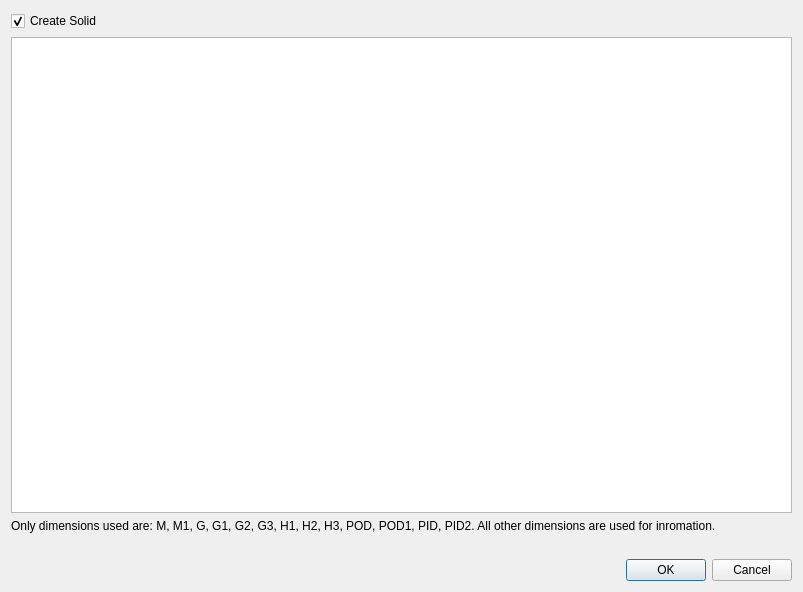
Above: ui/create-cross.ui from rkrenzler/ose-piping-library before the change. Below: the same form after it.
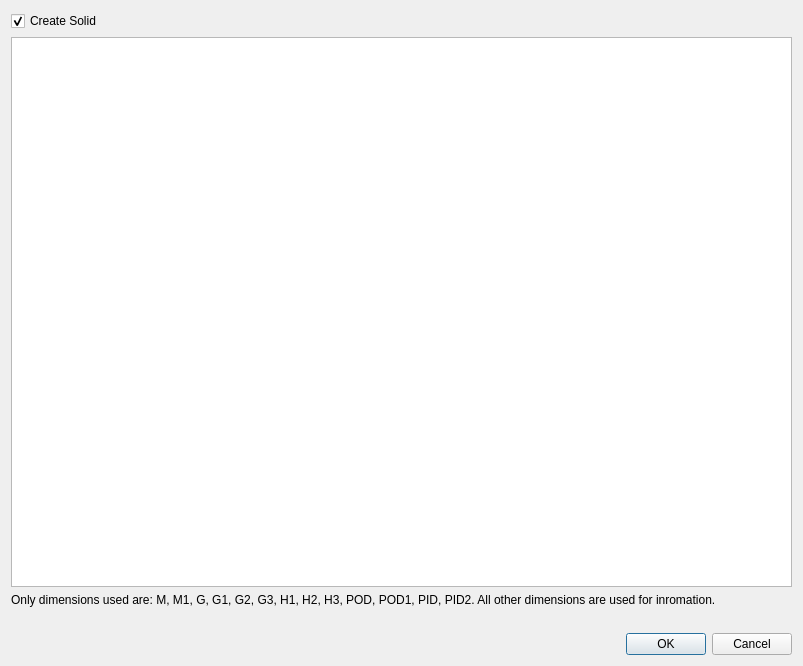
That is the form after the change. Icons and pictures are not drawn.

Commit message:
add documentation for create-cross macro, small gui improvements
make create-cross macros higher, otherwise only few
rows are seen.
create a better example of a cross fitting with dimensions
of a 40 schedule PVC pipe

Patch:
```diff
--- a/ui/create-cross.ui
+++ b/ui/create-cross.ui
@@ -7,7 +7,7 @@
     <x>0</x>
     <y>0</y>
     <width>803</width>
-    <height>592</height>
+    <height>666</height>
    </rect>
   </property>
   <property name="windowTitle">
```
The commit also changes 5 other files.
